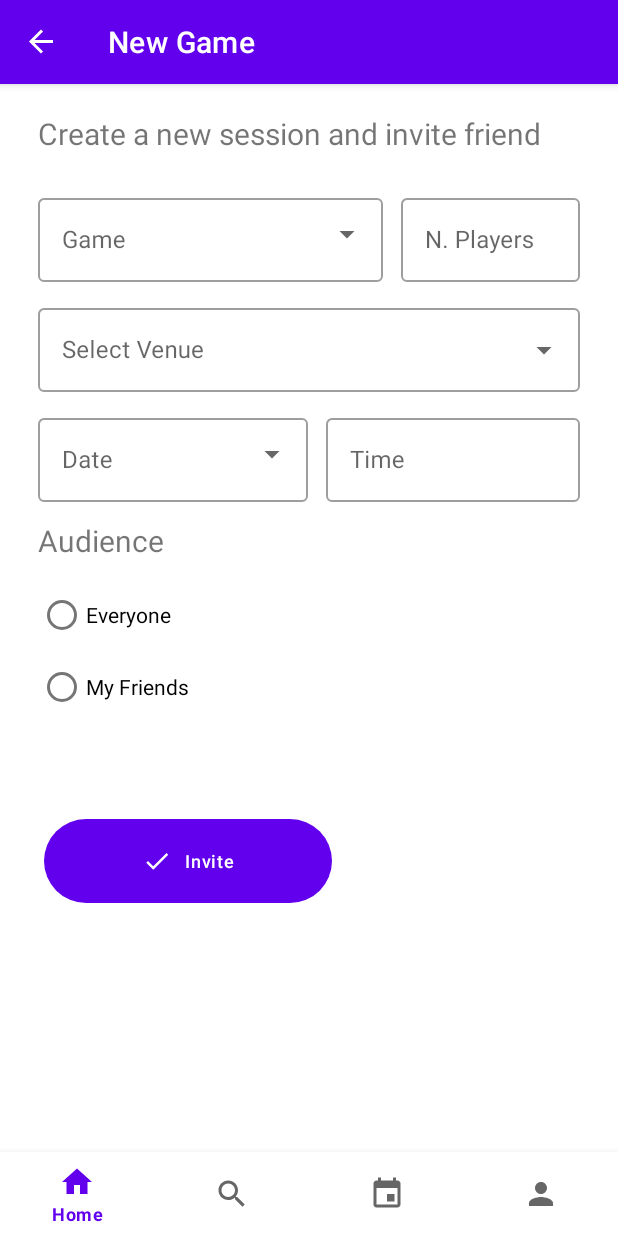
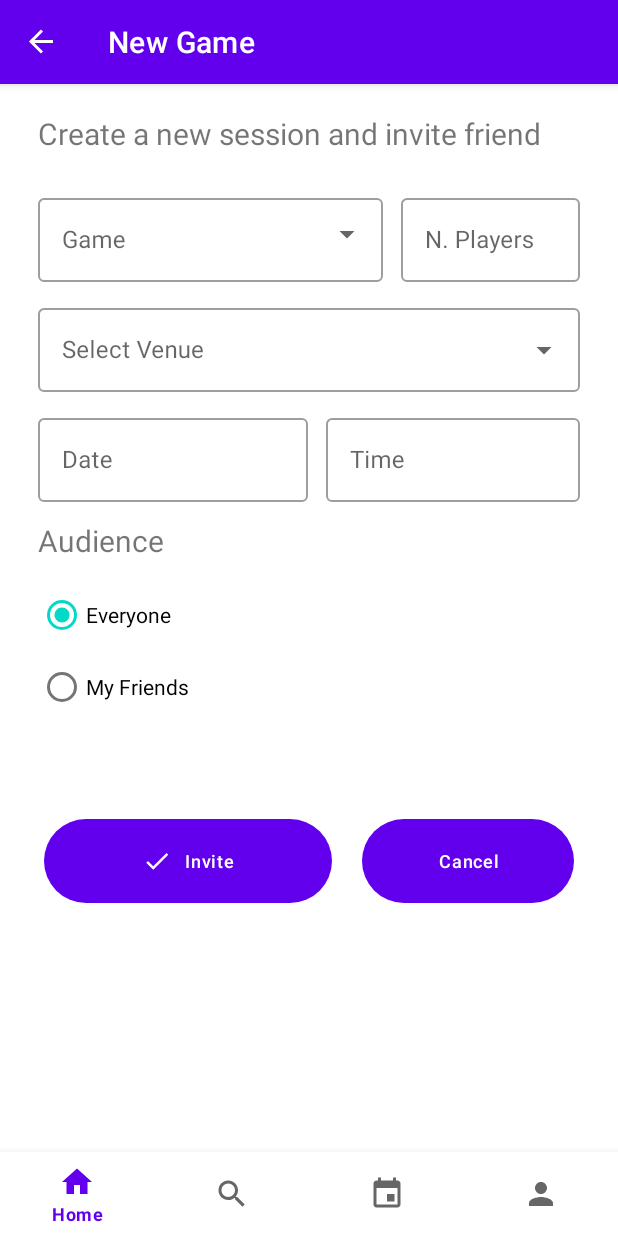
Before and after one commit to antonio-pedro99/SportsUp, an Android app: the GameCreateFragment screen opened through its navigation route, on a phone screen of 412 x 824 dp. Run offline under Robolectric (Android 15) with nearby library versions, the phone set to English and light mode, and no system bars; our stand-ins replace Firebase (no records; nobody signed in at launch, a user with empty details on screens opened directly), navigation-ui.

Commit message:
Feat: add event done

```diff
--- a/app/src/main/java/com/sigma/sportsup/FirestoreCollection.kt
+++ b/app/src/main/java/com/sigma/sportsup/FirestoreCollection.kt
@@ -9,6 +9,7 @@ class FirestoreCollection {
 
     val games = db.collection("games")
     val users = db.collection("users")
+    val venues = db.collection("venues")
 
     val getGames = games.addSnapshotListener { value, error ->  }
 }
--- a/app/src/main/java/com/sigma/sportsup/ui/events/EventFragment.kt
+++ b/app/src/main/java/com/sigma/sportsup/ui/events/EventFragment.kt
@@ -49,8 +49,6 @@ class EventFragment : Fragment() {
         val fragmentTransaction = fragmentManager.beginTransaction()
 
         btnCreateNewEvent.setOnClickListener {
-         /*  fragmentTransaction.replace(R.id.nav_host_fragment_activity_main,
-               GameCreateFragment()).setReorderingAllowed(true).addToBackStack(null).commit()*/
             findNavController(this).navigate(R.id.action_navigation_events_to_navigation_game_create)
 
         }
--- a/app/src/main/java/com/sigma/sportsup/ui/game_creation/GameCreateFragment.kt
+++ b/app/src/main/java/com/sigma/sportsup/ui/game_creation/GameCreateFragment.kt
@@ -1,22 +1,34 @@
 package com.sigma.sportsup.ui.game_creation
 
 import android.R
+import android.content.Context
 import android.os.Bundle
 import android.view.LayoutInflater
 import android.view.View
 import android.view.ViewGroup
 import android.widget.ArrayAdapter
+import android.widget.Toast
 import androidx.fragment.app.Fragment
 import androidx.lifecycle.ViewModelProvider
+import androidx.navigation.fragment.NavHostFragment
 import androidx.navigation.fragment.findNavController
+import com.google.android.material.datepicker.MaterialDatePicker
+import com.google.android.material.timepicker.MaterialTimePicker
+import com.google.android.material.timepicker.TimeFormat
+import com.google.firebase.firestore.ktx.firestore
+import com.google.firebase.ktx.Firebase
+import com.google.firebase.storage.ktx.storage
 import com.sigma.sportsup.databinding.FragmentGameCreateFragmentBinding
 import com.sigma.sportsup.ui.events.EventsViewModel
+import java.text.SimpleDateFormat
+import java.util.*
 
 class GameCreateFragment:Fragment() {
 
 
     private var _binding : FragmentGameCreateFragmentBinding? = null
     private val binding get() = _binding!!
+    private lateinit var mContext :Context
 
     override fun onCreateView(
         inflater: LayoutInflater,
@@ -27,6 +39,16 @@ class GameCreateFragment:Fragment() {
 
         _binding = FragmentGameCreateFragmentBinding.inflate(inflater, container, false)
 
+        gameCreateViewModel.venues.observe(viewLifecycleOwner) { it ->
+            val venues = it?.map { it.name }
+            buildVenuesItem(venues as List<String>)
+
+        }
+
+        gameCreateViewModel.games.observe(viewLifecycleOwner) {it ->
+            val games = it?.map { it.name }
+            buildGamesItems(games!!)
+        }
         val root: View = _binding!!.root
         return root
     }
@@ -35,15 +57,115 @@ class GameCreateFragment:Fragment() {
     override fun onViewCreated(view: View, savedInstanceState: Bundle?) {
         super.onViewCreated(view, savedInstanceState)
 
-        var btnInvite = binding.btnCreateEvent
+        val btnInvite = binding.btnCreateEvent
+
+        val rgAudience = binding.audienceGroup
+        val btnCancel = binding.btnCancelCreating
+        val edtVenue = binding.editVenue
+        val edtGame = binding.edtGame
+        val edtNumberOfPlayers = binding.edtNumberPlayers
+        var dateString = selectDate()
+        var timeString = selectTime()
+        var audience = "Everyone"
+
+        rgAudience.setOnCheckedChangeListener { _, checkedId ->
+            when(checkedId){
+                binding.rbEveryone.id -> audience = binding.rbEveryone.text.toString()
+                binding.rbMyFriends.id -> audience=  binding.rbMyFriends.text.toString()
+        } }
 
         btnInvite.setOnClickListener {
+            val db = Firebase.firestore
+
+            val event = hashMapOf(
+                "name" to edtGame.text.toString(),
+                "host" to "Antonio Pedro",
+                "venue" to edtVenue.text.toString(),
+                "date" to binding.edtiDate.text.toString(),
+                "time" to binding.editTime.text.toString(),
+                "number_of_players" to edtNumberOfPlayers.text.toString()
+            )
+
+            db.collection("games")
+                .document(edtGame.text.toString().lowercase())
+                .collection("items")
+                .add(event)
+                .addOnSuccessListener { docRef ->
+                    Toast.makeText(mContext, "New Event ${docRef.id} Created", Toast.LENGTH_LONG)
+                        .show()
+
+                    //findNavController().navigateUp()
+                }
+                .addOnFailureListener { exception -> Toast.makeText(mContext, "Failed with ${exception.message}", Toast.LENGTH_LONG)
+                    .show()
+
+                }
+        }
+
+        btnCancel.setOnClickListener {
             findNavController().navigateUp()
         }
     }
 
+    private fun selectDate():String{
+        val edtDate = binding.edtiDate
+        edtDate.setOnClickListener {
+            val datePicker = MaterialDatePicker.Builder.datePicker().
+            setTitleText("Select Date")
+                .setSelection(MaterialDatePicker
+                    .todayInUtcMilliseconds())
+                .build()
+
+
+            datePicker.addOnPositiveButtonClickListener {
+                val selectedDate = Date(it)
+                val formattedDate = SimpleDateFormat("dd/MM/yyyy", Locale.getDefault()).format(selectedDate)
+                edtDate.setText(formattedDate)
+            }
+
+            datePicker.showNow(parentFragmentManager, "date")
+        }
+
+        return  edtDate.text.toString()
+    }
+
+    private fun selectTime():String {
+        val edtTime = binding.editTime
+        edtTime.setOnClickListener {
+            val timePicker = MaterialTimePicker.Builder()
+                .setTimeFormat(TimeFormat.CLOCK_24H)
+                .setTitleText("Select Event Time")
+                .build()
+
+            timePicker.addOnPositiveButtonClickListener {
+                val selectedTime = "${timePicker.hour}:${timePicker.minute}"
+                edtTime.setText(selectedTime)
+            }
+
+            timePicker.show(parentFragmentManager, "time")
+        }
+
+        return  edtTime.text.toString()
+    }
+    private fun buildVenuesItem(data: List<String>){
+        val selectedGame = binding.editVenue
+        val adapter = ArrayAdapter<String>(mContext, android.R.layout.simple_dropdown_item_1line, data);
+        selectedGame.setAdapter(adapter)
+    }
+
+    private fun buildGamesItems(data: List<String>){
+        val selectedGame = binding.edtGame
+        val adapter = ArrayAdapter<String>(mContext, android.R.layout.simple_dropdown_item_1line, data);
+        selectedGame.setAdapter(adapter)
+    }
     override fun onDestroyView() {
         super.onDestroyView()
+        _binding = null
+    }
+
+    override fun onAttach(context: Context) {
+        super.onAttach(context)
+        mContext = context
     }
 
 }
--- a/app/src/main/java/com/sigma/sportsup/ui/game_creation/GameCreationViewModel.kt
+++ b/app/src/main/java/com/sigma/sportsup/ui/game_creation/GameCreationViewModel.kt
@@ -1,6 +1,36 @@
 package com.sigma.sportsup.ui.game_creation
 
+import androidx.lifecycle.MutableLiveData
 import androidx.lifecycle.ViewModel
+import com.google.firebase.firestore.ktx.toObject
+import com.sigma.sportsup.FirestoreCollection
+import com.sigma.sportsup.data.GameModel
+import com.sigma.sportsup.data.VenueModel
 
 class GameCreationViewModel: ViewModel() {
+
+    private val gameRef = FirestoreCollection().games
+    private val venuesRef = FirestoreCollection().venues
+
+    private val _games = MutableLiveData<List<GameModel>?>().apply {
+
+        gameRef.addSnapshotListener { snapshot, exception ->
+            if (exception!=null) return@addSnapshotListener
+            val items = snapshot?.documents?.mapNotNull { documentSnapshot -> documentSnapshot.toObject(
+                GameModel::class.java) }
+            value = items
+        }
+    }
+
+
+    private val _venues = MutableLiveData<List<VenueModel>?>().apply {
+        venuesRef.addSnapshotListener { snapshot, exception ->
+            if (exception !=null) return@addSnapshotListener
+            val items = snapshot?.documents?.takeWhile { doc->doc.id!="all"}?.mapNotNull { documentSnapshot -> documentSnapshot.toObject(VenueModel::class.java) }
+            value = items
+        }
+    }
+
+    val games : MutableLiveData<List<GameModel>?> = _games
+    val venues : MutableLiveData<List<VenueModel>?> = _venues
 }
--- a/app/src/main/res/layout/fragment_game_create_fragment.xml
+++ b/app/src/main/res/layout/fragment_game_create_fragment.xml
@@ -44,12 +44,14 @@
        android:layout_below="@id/textView2"
         android:layout_toEndOf="@id/textInputLayout"
         android:layout_marginStart="12sp"
+
         >
 
         <com.google.android.material.textfield.TextInputEditText
             android:id="@+id/edt_number_players"
             android:layout_width="match_parent"
-            android:layout_height="56dp" />
+            android:layout_height="56dp"
+            android:inputType="number" />
 
     </com.google.android.material.textfield.TextInputLayout>
 
@@ -74,16 +76,18 @@
 
     <com.google.android.material.textfield.TextInputLayout
         android:id="@+id/layout3"
-        style="@style/Widget.MaterialComponents.TextInputLayout.OutlinedBox.ExposedDropdownMenu"
+        style="@style/Widget.MaterialComponents.TextInputLayout.OutlinedBox"
         android:layout_width="180dp"
         android:layout_height="61dp"
         android:hint="Date"
         android:layout_below="@id/layout2"
         >
-        <AutoCompleteTextView
+
+        <com.google.android.material.textfield.TextInputEditText
             android:id="@+id/edti_date"
             android:layout_width="180sp"
             android:layout_height="wrap_content"
+            android:inputType="date"
             android:labelFor="@id/edt_game" />
 
     </com.google.android.material.textfield.TextInputLayout>
@@ -102,7 +106,8 @@
         <com.google.android.material.textfield.TextInputEditText
             android:id="@+id/edit_time"
             android:layout_width="match_parent"
-            android:layout_height="56dp" />
+            android:layout_height="56dp"
+            android:inputType="time" />
 
     </com.google.android.material.textfield.TextInputLayout>
 
@@ -124,14 +129,17 @@
         android:layout_width="match_parent"
         android:layout_height="wrap_content"
         android:layout_below="@id/textView3"
+        android:checkedButton="@id/rb_everyone"
         android:layout_marginBottom="12sp"
         >
         <com.google.android.material.radiobutton.MaterialRadioButton
+            android:id="@+id/rb_everyone"
             android:layout_width="match_parent"
             android:layout_height="wrap_content"
             android:text="Everyone"
             />
         <com.google.android.material.radiobutton.MaterialRadioButton
+            android:id="@+id/rb_my_friends"
             android:layout_width="match_parent"
             android:layout_height="wrap_content"
             android:text="My Friends"
@@ -146,12 +154,31 @@
         android:layout_below="@id/audience_group"
         android:layout_gravity="center"
         android:layout_marginTop="48dp"
+        android:layout_marginRight="12sp"
         android:enabled="true"
         android:gravity="center"
         android:text="@string/done"
         android:textAppearance="@style/TextAppearance.Material3.LabelMedium"
         app:icon="@drawable/baseline_done_24"
         app:iconGravity="textStart"
+        app:iconPadding="8sp"
+        />
+    <com.google.android.material.button.MaterialButton
+
+        android:id="@+id/btn_cancel_creating"
+        style="@style/Widget.Material3.Button.IconButton.Filled"
+        android:layout_width="200dp"
+        android:layout_height="64sp"
+        android:layout_below="@id/audience_group"
+        android:layout_gravity="center"
+        android:layout_marginTop="48dp"
+        android:enabled="true"
+        android:gravity="center"
+        android:text="@string/cancel"
+
+        android:layout_toEndOf="@id/btn_create_event"
+        android:textAppearance="@style/TextAppearance.Material3.LabelMedium"
+        app:iconGravity="textStart"
         app:iconPadding="8sp" />
 
 
--- a/app/src/main/res/values/strings.xml
+++ b/app/src/main/res/values/strings.xml
@@ -17,4 +17,5 @@
     <string name="number_of_players_required">N. Players</string>
     <string name="done">Invite</string>
     <string name="select_venue">Select Venue</string>
+    <string name="cancel">Cancel</string>
 </resources>
```
Also changed, not shown: app/src/main/java/com/sigma/sportsup/data/VenueModel.kt (added, +10 -0 lines).
